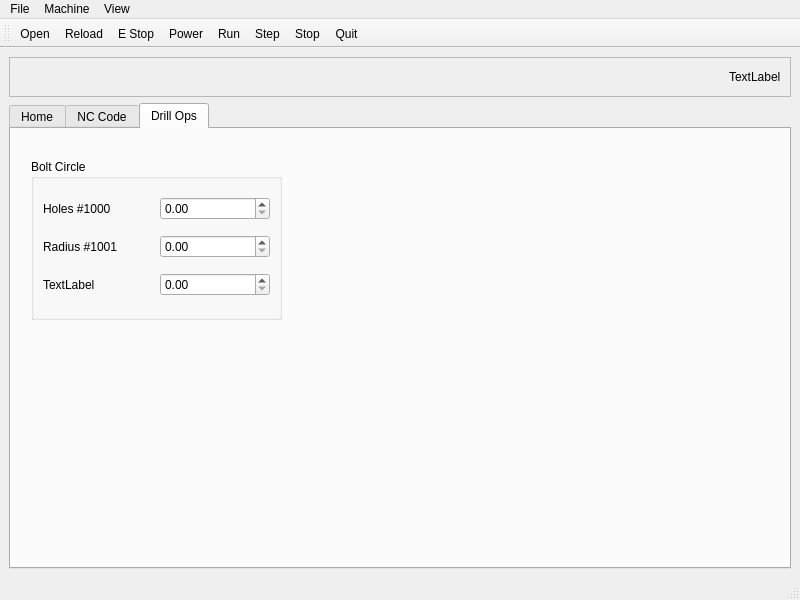
Above: examples/xyz2/xyz2.ui from jethornton/flexgui before the change. Below: the same form after it.
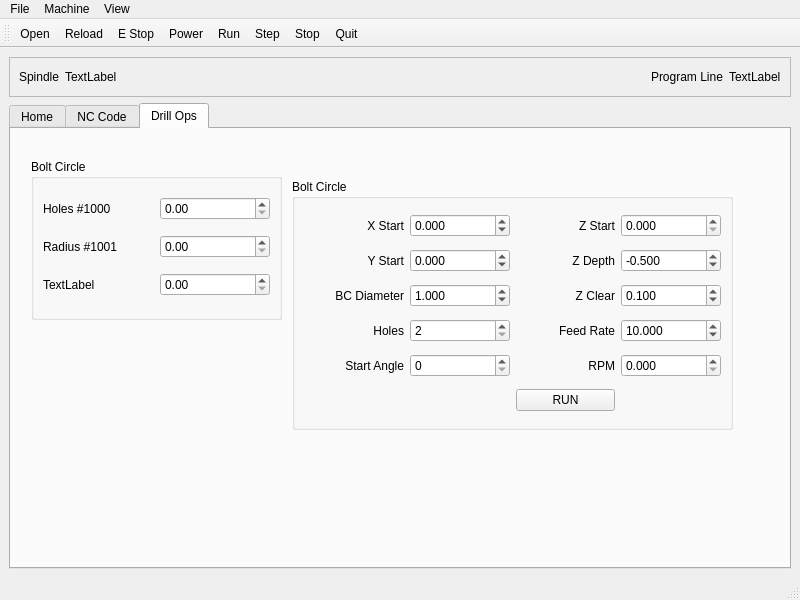
That is the form after the change. The open tabs and pages were chosen to show the change.

Diff of the .ui file:
```diff
--- a/examples/xyz2/xyz2.ui
+++ b/examples/xyz2/xyz2.ui
@@ -24,14 +24,14 @@
        <enum>QFrame::Raised</enum>
       </property>
       <layout class="QGridLayout" name="gridLayout">
-       <item row="0" column="1">
+       <item row="0" column="4">
         <widget class="QLabel" name="motion_line_lb">
          <property name="text">
           <string>TextLabel</string>
          </property>
         </widget>
        </item>
-       <item row="0" column="0">
+       <item row="0" column="2">
         <spacer name="horizontalSpacer">
          <property name="orientation">
           <enum>Qt::Horizontal</enum>
@@ -44,6 +44,27 @@
          </property>
         </spacer>
        </item>
+       <item row="0" column="1">
+        <widget class="QLabel" name="spindle_speed_0_lb">
+         <property name="text">
+          <string>TextLabel</string>
+         </property>
+        </widget>
+       </item>
+       <item row="0" column="0">
+        <widget class="QLabel" name="label_5">
+         <property name="text">
+          <string>Spindle</string>
+         </property>
+        </widget>
+       </item>
+       <item row="0" column="3">
+        <widget class="QLabel" name="label_6">
+         <property name="text">
+          <string>Program Line</string>
+         </property>
+        </widget>
+       </item>
       </layout>
      </widget>
     </item>
@@ -247,6 +268,444 @@
          </item>
         </layout>
        </widget>
+       <widget class="QGroupBox" name="groupBox_10">
+        <property name="geometry">
+         <rect>
+          <x>281</x>
+          <y>50</y>
+          <width>441</width>
+          <height>251</height>
+         </rect>
+        </property>
+        <property name="title">
+         <string>Bolt Circle</string>
+        </property>
+        <layout class="QGridLayout" name="gridLayout_7">
+         <item row="4" column="2">
+          <widget class="QLabel" name="label_4">
+           <property name="text">
+            <string>RPM</string>
+           </property>
+           <property name="alignment">
+            <set>Qt::AlignRight|Qt::AlignTrailing|Qt::AlignVCenter</set>
+           </property>
+          </widget>
+         </item>
+         <item row="4" column="0">
+          <widget class="QLabel" name="label_52">
+           <property name="text">
+            <string>Start Angle</string>
+           </property>
+           <property name="alignment">
+            <set>Qt::AlignRight|Qt::AlignTrailing|Qt::AlignVCenter</set>
+           </property>
+          </widget>
+         </item>
+         <item row="3" column="2">
+          <widget class="QLabel" name="label_55">
+           <property name="text">
+            <string>Feed Rate</string>
+           </property>
+           <property name="alignment">
+            <set>Qt::AlignRight|Qt::AlignTrailing|Qt::AlignVCenter</set>
+           </property>
+          </widget>
+         </item>
+         <item row="3" column="0">
+          <widget class="QLabel" name="label_50">
+           <property name="text">
+            <string>Holes</string>
+           </property>
+           <property name="alignment">
+            <set>Qt::AlignRight|Qt::AlignTrailing|Qt::AlignVCenter</set>
+           </property>
+          </widget>
+         </item>
+         <item row="3" column="3">
+          <widget class="QDoubleSpinBox" name="ops_feed">
+           <property name="toolTip">
+            <string>&lt;html&gt;&lt;head/&gt;&lt;body&gt;&lt;p&gt;Feedrate for drill cycle.&lt;/p&gt;&lt;/body&gt;&lt;/html&gt;</string>
+           </property>
+           <property name="toolTipDuration">
+            <number>-1</number>
+           </property>
+           <property name="decimals">
+            <number>3</number>
+           </property>
+           <property name="minimum">
+            <double>0.000000000000000</double>
+           </property>
+           <property name="maximum">
+            <double>999.000000000000000</double>
+           </property>
+           <property name="singleStep">
+            <double>0.001000000000000</double>
+           </property>
+           <property name="value">
+            <double>10.000000000000000</double>
+           </property>
+           <property name="function" stdset="0">
+            <string>get_var</string>
+           </property>
+           <property name="variable" stdset="0">
+            <string>1109</string>
+           </property>
+          </widget>
+         </item>
+         <item row="3" column="1">
+          <widget class="QDoubleSpinBox" name="ops_holes">
+           <property name="toolTip">
+            <string>&lt;html&gt;&lt;head/&gt;&lt;body&gt;&lt;p&gt;Number of holes in pattern.&lt;/p&gt;&lt;/body&gt;&lt;/html&gt;</string>
+           </property>
+           <property name="toolTipDuration">
+            <number>-1</number>
+           </property>
+           <property name="decimals">
+            <number>0</number>
+           </property>
+           <property name="minimum">
+            <double>2.000000000000000</double>
+           </property>
+           <property name="maximum">
+            <double>180.000000000000000</double>
+           </property>
+           <property name="singleStep">
+            <double>1.000000000000000</double>
+           </property>
+           <property name="value">
+            <double>2.000000000000000</double>
+           </property>
+           <property name="function" stdset="0">
+            <string>get_var</string>
+           </property>
+           <property name="variable" stdset="0">
+            <string>1103</string>
+           </property>
+          </widget>
+         </item>
+         <item row="0" column="2">
+          <widget class="QLabel" name="label_53">
+           <property name="text">
+            <string>Z Start</string>
+           </property>
+           <property name="alignment">
+            <set>Qt::AlignRight|Qt::AlignTrailing|Qt::AlignVCenter</set>
+           </property>
+          </widget>
+         </item>
+         <item row="1" column="1">
+          <widget class="QDoubleSpinBox" name="ops_center_y">
+           <property name="toolTip">
+            <string>&lt;html&gt;&lt;head/&gt;&lt;body&gt;&lt;p&gt;Circle Y center value.&lt;/p&gt;&lt;/body&gt;&lt;/html&gt;</string>
+           </property>
+           <property name="toolTipDuration">
+            <number>-1</number>
+           </property>
+           <property name="decimals">
+            <number>3</number>
+           </property>
+           <property name="minimum">
+            <double>-999.000000000000000</double>
+           </property>
+           <property name="maximum">
+            <double>999.000000000000000</double>
+           </property>
+           <property name="singleStep">
+            <double>0.001000000000000</double>
+           </property>
+           <property name="value">
+            <double>0.000000000000000</double>
+           </property>
+           <property name="function" stdset="0">
+            <string>get_var</string>
+           </property>
+           <property name="variable" stdset="0">
+            <string>1101</string>
+           </property>
+          </widget>
+         </item>
+         <item row="1" column="2">
+          <widget class="QLabel" name="label_54">
+           <property name="text">
+            <string>Z Depth</string>
+           </property>
+           <property name="alignment">
+            <set>Qt::AlignRight|Qt::AlignTrailing|Qt::AlignVCenter</set>
+           </property>
+          </widget>
+         </item>
+         <item row="1" column="0">
+          <widget class="QLabel" name="label_49">
+           <property name="text">
+            <string>Y Start</string>
+           </property>
+           <property name="alignment">
+            <set>Qt::AlignRight|Qt::AlignTrailing|Qt::AlignVCenter</set>
+           </property>
+          </widget>
+         </item>
+         <item row="2" column="1">
+          <widget class="QDoubleSpinBox" name="ops_diam">
+           <property name="toolTip">
+            <string>&lt;html&gt;&lt;head/&gt;&lt;body&gt;&lt;p&gt;Hole Pattern Diameter.&lt;/p&gt;&lt;/body&gt;&lt;/html&gt;</string>
+           </property>
+           <property name="toolTipDuration">
+            <number>-1</number>
+           </property>
+           <property name="decimals">
+            <number>3</number>
+           </property>
+           <property name="minimum">
+            <double>0.001000000000000</double>
+           </property>
+           <property name="maximum">
+            <double>999.000000000000000</double>
+           </property>
+           <property name="singleStep">
+            <double>0.001000000000000</double>
+           </property>
+           <property name="value">
+            <double>1.000000000000000</double>
+           </property>
+           <property name="function" stdset="0">
+            <string>get_var</string>
+           </property>
+           <property name="variable" stdset="0">
+            <string>1102</string>
+           </property>
+          </widget>
+         </item>
+         <item row="0" column="1">
+          <widget class="QDoubleSpinBox" name="ops_center_x">
+           <property name="toolTip">
+            <string>&lt;html&gt;&lt;head/&gt;&lt;body&gt;&lt;p&gt;Circle X center value.&lt;/p&gt;&lt;/body&gt;&lt;/html&gt;</string>
+           </property>
+           <property name="toolTipDuration">
+            <number>-1</number>
+           </property>
+           <property name="decimals">
+            <number>3</number>
+           </property>
+           <property name="minimum">
+            <double>-999.000000000000000</double>
+           </property>
+           <property name="maximum">
+            <double>999.000000000000000</double>
+           </property>
+           <property name="singleStep">
+            <double>0.001000000000000</double>
+           </property>
+           <property name="value">
+            <double>0.000000000000000</double>
+           </property>
+           <property name="function" stdset="0">
+            <string>get_var</string>
+           </property>
+           <property name="variable" stdset="0">
+            <string>1100</string>
+           </property>
+          </widget>
+         </item>
+         <item row="1" column="3">
+          <widget class="QDoubleSpinBox" name="ops_z_depth">
+           <property name="toolTip">
+            <string>&lt;html&gt;&lt;head/&gt;&lt;body&gt;&lt;p&gt;Z Final depth of hole.&lt;/p&gt;&lt;/body&gt;&lt;/html&gt;</string>
+           </property>
+           <property name="toolTipDuration">
+            <number>-1</number>
+           </property>
+           <property name="decimals">
+            <number>3</number>
+           </property>
+           <property name="minimum">
+            <double>-999.000000000000000</double>
+           </property>
+           <property name="maximum">
+            <double>999.000000000000000</double>
+           </property>
+           <property name="singleStep">
+            <double>0.001000000000000</double>
+           </property>
+           <property name="value">
+            <double>-0.500000000000000</double>
+           </property>
+           <property name="function" stdset="0">
+            <string>get_var</string>
+           </property>
+           <property name="variable" stdset="0">
+            <string>1107</string>
+           </property>
+          </widget>
+         </item>
+         <item row="0" column="3">
+          <widget class="QDoubleSpinBox" name="ops_z_start">
+           <property name="toolTip">
+            <string>&lt;html&gt;&lt;head/&gt;&lt;body&gt;&lt;p&gt;Z Start depth (enter a value lower than Z clear).&lt;/p&gt;&lt;/body&gt;&lt;/html&gt;</string>
+           </property>
+           <property name="toolTipDuration">
+            <number>-1</number>
+           </property>
+           <property name="decimals">
+            <number>3</number>
+           </property>
+           <property name="minimum">
+            <double>0.000000000000000</double>
+           </property>
+           <property name="maximum">
+            <double>999.000000000000000</double>
+           </property>
+           <property name="singleStep">
+            <double>0.001000000000000</double>
+           </property>
+           <property name="value">
+            <double>0.000000000000000</double>
+           </property>
+           <property name="function" stdset="0">
+            <string>get_var</string>
+           </property>
+           <property name="variable" stdset="0">
+            <string>1106</string>
+           </property>
+          </widget>
+         </item>
+         <item row="2" column="3">
+          <widget class="QDoubleSpinBox" name="ops_z_depth_2">
+           <property name="toolTip">
+            <string>&lt;html&gt;&lt;head/&gt;&lt;body&gt;&lt;p&gt;Z Safe return level (enter a value higher than Z Depth).&lt;/p&gt;&lt;/body&gt;&lt;/html&gt;</string>
+           </property>
+           <property name="toolTipDuration">
+            <number>-1</number>
+           </property>
+           <property name="decimals">
+            <number>3</number>
+           </property>
+           <property name="minimum">
+            <double>0.000000000000000</double>
+           </property>
+           <property name="maximum">
+            <double>999.000000000000000</double>
+           </property>
+           <property name="singleStep">
+            <double>0.001000000000000</double>
+           </property>
+           <property name="value">
+            <double>0.100000000000000</double>
+           </property>
+           <property name="function" stdset="0">
+            <string>get_var</string>
+           </property>
+           <property name="variable" stdset="0">
+            <string>1110</string>
+           </property>
+          </widget>
+         </item>
+         <item row="0" column="0">
+          <widget class="QLabel" name="label_48">
+           <property name="text">
+            <string>X Start</string>
+           </property>
+           <property name="alignment">
+            <set>Qt::AlignRight|Qt::AlignTrailing|Qt::AlignVCenter</set>
+           </property>
+          </widget>
+         </item>
+         <item row="2" column="0">
+          <widget class="QLabel" name="label_51">
+           <property name="text">
+            <string>BC Diameter</string>
+           </property>
+           <property name="alignment">
+            <set>Qt::AlignRight|Qt::AlignTrailing|Qt::AlignVCenter</set>
+           </property>
+          </widget>
+         </item>
+         <item row="2" column="2">
+          <widget class="QLabel" name="label_56">
+           <property name="text">
+            <string>Z Clear</string>
+           </property>
+           <property name="alignment">
+            <set>Qt::AlignRight|Qt::AlignTrailing|Qt::AlignVCenter</set>
+           </property>
+          </widget>
+         </item>
+         <item row="4" column="1">
+          <widget class="QDoubleSpinBox" name="ops_st_angle">
+           <property name="toolTip">
+            <string>&lt;html&gt;&lt;head/&gt;&lt;body&gt;&lt;p&gt;Start angle for first hole.&lt;/p&gt;&lt;/body&gt;&lt;/html&gt;</string>
+           </property>
+           <property name="toolTipDuration">
+            <number>-1</number>
+           </property>
+           <property name="decimals">
+            <number>0</number>
+           </property>
+           <property name="minimum">
+            <double>0.000000000000000</double>
+           </property>
+           <property name="maximum">
+            <double>360.000000000000000</double>
+           </property>
+           <property name="singleStep">
+            <double>1.000000000000000</double>
+           </property>
+           <property name="value">
+            <double>0.000000000000000</double>
+           </property>
+           <property name="function" stdset="0">
+            <string>get_var</string>
+           </property>
+           <property name="variable" stdset="0">
+            <string>1104</string>
+           </property>
+          </widget>
+         </item>
+         <item row="5" column="2">
+          <widget class="QPushButton" name="pushButton">
+           <property name="text">
+            <string>RUN</string>
+           </property>
+           <property name="function" stdset="0">
+            <string>mdi</string>
+           </property>
+           <property name="command" stdset="0">
+            <string>o&lt;bolt_circle&gt; call</string>
+           </property>
+          </widget>
+         </item>
+         <item row="4" column="3">
+          <widget class="QDoubleSpinBox" name="ops_z_start_2">
+           <property name="toolTip">
+            <string>&lt;html&gt;&lt;head/&gt;&lt;body&gt;&lt;p&gt;Z Start depth (enter a value lower than Z clear).&lt;/p&gt;&lt;/body&gt;&lt;/html&gt;</string>
+           </property>
+           <property name="toolTipDuration">
+            <number>-1</number>
+           </property>
+           <property name="decimals">
+            <number>3</number>
+           </property>
+           <property name="minimum">
+            <double>0.000000000000000</double>
+           </property>
+           <property name="maximum">
+            <double>999.000000000000000</double>
+           </property>
+           <property name="singleStep">
+            <double>0.001000000000000</double>
+           </property>
+           <property name="value">
+            <double>0.000000000000000</double>
+           </property>
+           <property name="function" stdset="0">
+            <string>get_var</string>
+           </property>
+           <property name="variable" stdset="0">
+            <string>1111</string>
+           </property>
+          </widget>
+         </item>
+        </layout>
+       </widget>
       </widget>
      </widget>
     </item>
```
